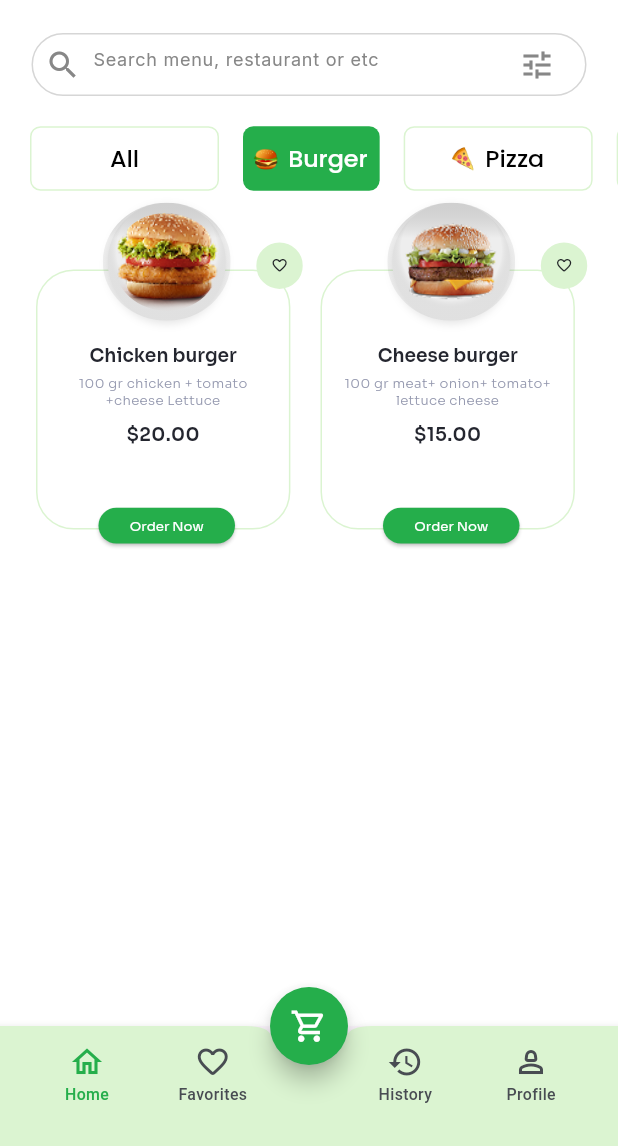
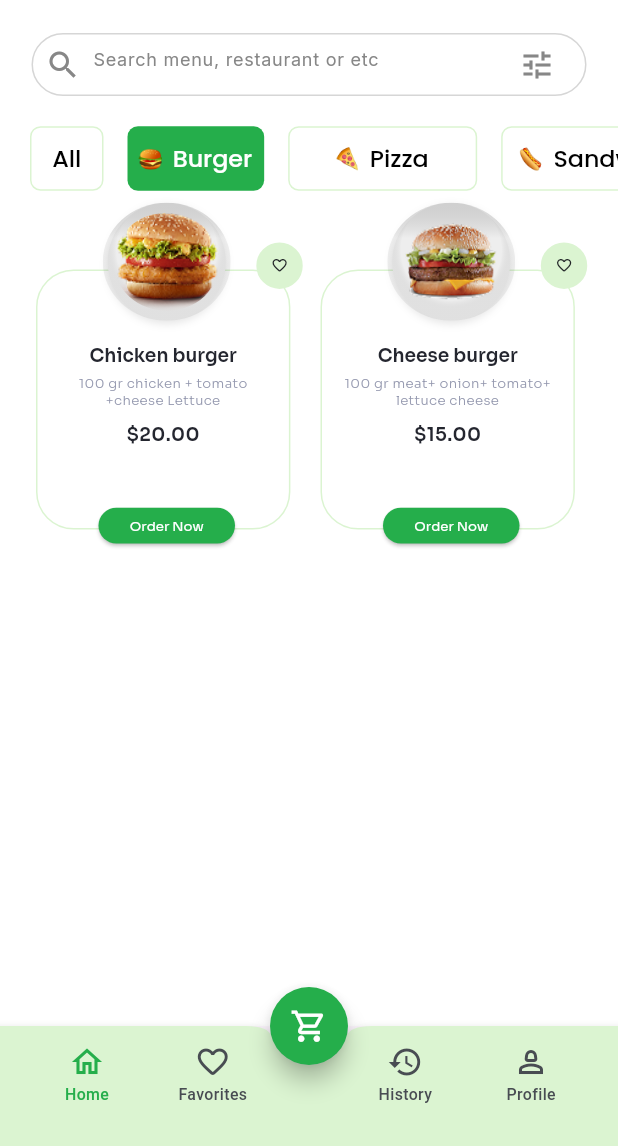
Before and after one commit to Denaalbustanji2002/Project_foodtek, a Flutter app: the screen it shows after launch, after a tap on "Burger", on a phone screen of 412 x 824 dp, the part 90-1236 px from its top. Run offline on Flutter 3.47's test engine with Material 3 defaults, Android fonts, the light colour scheme and no system bars; our stand-ins replace bloc, firebase_auth, flutter_bloc, flutter_secure_storage, flutter_slidable, flutter_spinkit and 10 more; missing offline and left inert: language_picker; accounts and stored records are empty; generated files the repository leaves out were written again.

Commit message:
New Modifications

```diff
--- a/lib/view/screens/ordering_screens/home_screen.dart
+++ b/lib/view/screens/ordering_screens/home_screen.dart
@@ -215,12 +215,17 @@ class _HomeScreenState extends State<HomeScreen> {
                 shape: RoundedRectangleBorder(
                   borderRadius: BorderRadius.circular(7),
                   side:
+                  (categories[index]['name'] == 'All' && isSelected) ||
                       isSelected
                       ? BorderSide.none
                       : const BorderSide(color: Color(0xFFDBF4D1)),
                 ),
                 minimumSize:
-                    isSelected ? const Size(49, 43) : const Size(126, 43),
+                categories[index]['name'] == 'All'
+                    ? const Size(49, 43)
+                    : (isSelected
+                    ? const Size(49, 43)
+                    : const Size(126, 43)),
               ),
               child: Row(
                 mainAxisSize: MainAxisSize.min,
@@ -477,12 +482,15 @@ class _HomeScreenState extends State<HomeScreen> {
                   borderRadius: BorderRadius.circular(19.12),
                   color: Colors.black,
                 ),
-                child: Stack(
+                child:Stack(
                 fit: StackFit.expand,
                 children: [
                   ClipRRect(
                     borderRadius: BorderRadius.circular(19.12),
-                      child: Image.network(item['image']!, fit: BoxFit.cover),
+                    child:Image.asset(
+                      'assets/images/recommend.png',
+                      fit: BoxFit.cover,
+                    )
                   ),
                   Align(
                     alignment: Alignment.centerRight,
@@ -520,20 +528,20 @@ class _HomeScreenState extends State<HomeScreen> {
     );
   }
 
-  Widget _buildFoodItem(
-      String name,
+  Widget _buildFoodItem(String name,
       String description,
       String rating,
       String price,
-      String imagePath,
-      ) {
+      String imagePath,) {
     return InkWell(
       onTap: () {
         Navigator.push(
           context,
           MaterialPageRoute(
             settings: RouteSettings(name: '/foodDetails'),
-            builder: (_) => FoodDetailScreen(
+            builder:
+                (_) =>
+                FoodDetailScreen(
                   name: name,
                   description: description,
                   rating: rating,
@@ -623,7 +631,6 @@ class _HomeScreenState extends State<HomeScreen> {
       ),
     );
   }
-
 
   Widget _buildFoodItemCard({
     required String name,
```
Lines whose indentation alone changed are shown as unchanged.
